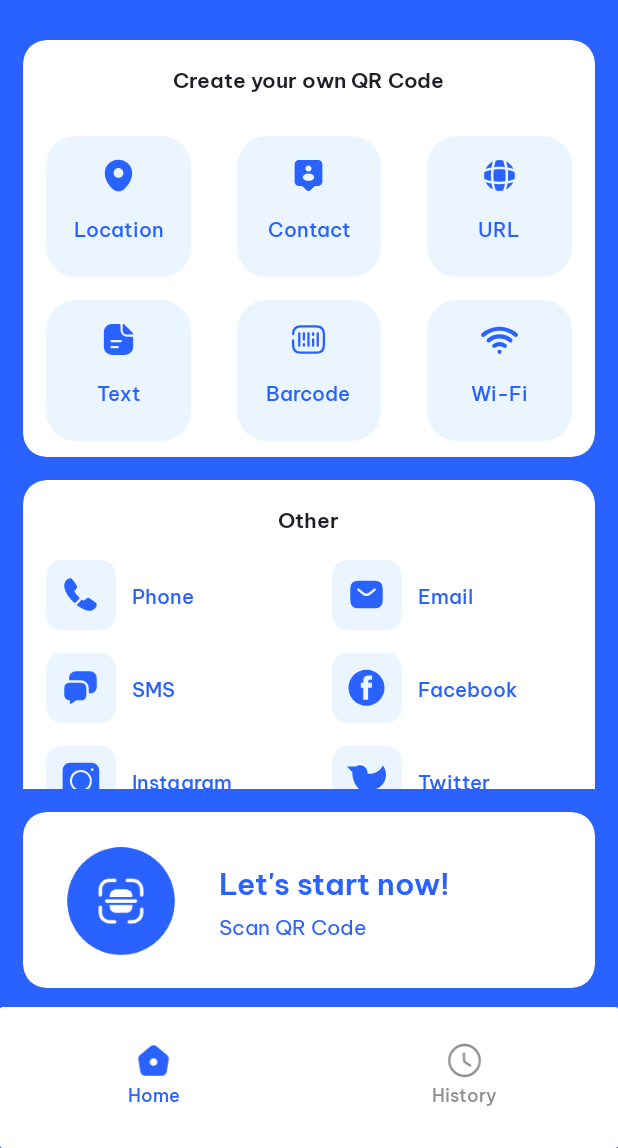
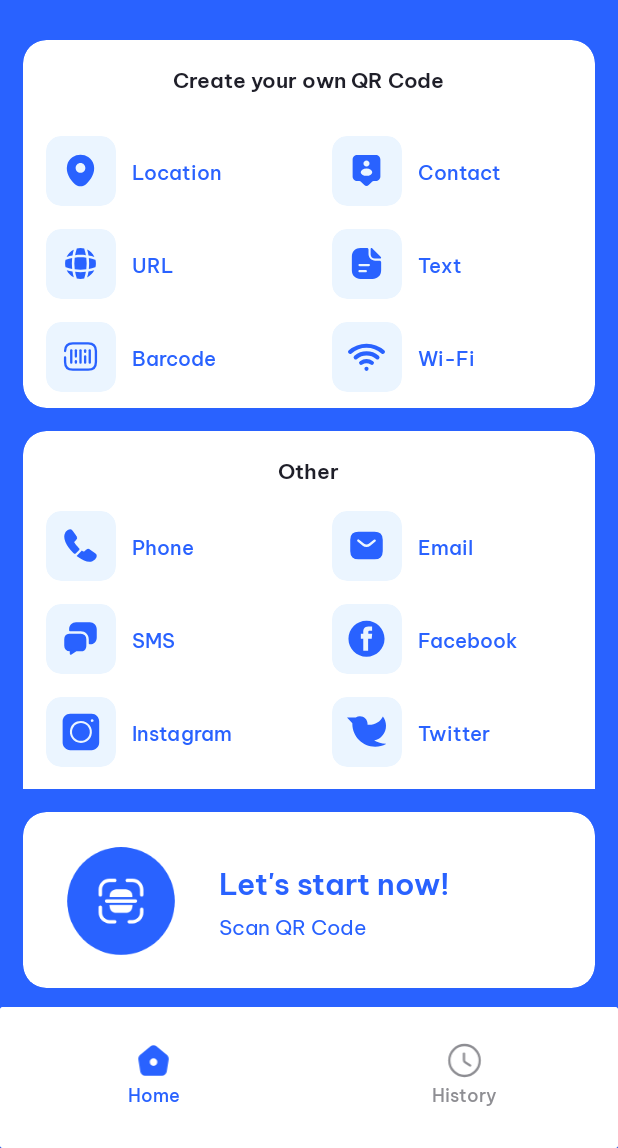
Before and after one commit to NguyenThaiDuong1999/No1_QRScanner, an Android app: the screen it shows after launch (MainNo1Activity), on a phone screen of 412 x 824 dp, the part 88-1236 px from its top. Run offline under Robolectric (Android 15) with nearby library versions, the phone set to English and light mode, and no system bars; our stand-ins replace sdp/ssp sizes; libraries missing offline, so code that uses them is left out: com.google.mlkit.vision.

Commit message:
update 30/06/2025

```diff
--- a/app/src/main/java/com/tkhapp/qrcode/scanqr/barcodescanner/qrscanner/qrgenerator/feature/language/LanguageAdapterNo1.kt
+++ b/app/src/main/java/com/tkhapp/qrcode/scanqr/barcodescanner/qrscanner/qrgenerator/feature/language/LanguageAdapterNo1.kt
@@ -20,7 +20,7 @@ class LanguageAdapterNo1(
             if (item.isCheck) {
                 binding.layoutItem.setBackgroundResource(R.drawable.bg_lang_selected)
                 binding.ivSelect.setImageResource(R.drawable.ic_lang_selected)
-                binding.tvName.setTextColor(Color.parseColor("#FFFFFF"))
+                binding.tvName.setTextColor(Color.parseColor("#2962FF"))
             } else {
                 binding.layoutItem.setBackgroundResource(R.drawable.bg_lang_unselected)
                 binding.ivSelect.setImageResource(R.drawable.ic_lang_unselected)
--- a/app/src/main/java/com/tkhapp/qrcode/scanqr/barcodescanner/qrscanner/qrgenerator/feature/language_start_new/LanguageStartNewAdapterNo1.kt
+++ b/app/src/main/java/com/tkhapp/qrcode/scanqr/barcodescanner/qrscanner/qrgenerator/feature/language_start_new/LanguageStartNewAdapterNo1.kt
@@ -50,7 +50,7 @@ class LanguageStartNewAdapterNo1(
             if (data.isCheck) {
                 binding.layoutItem.setBackgroundResource(R.drawable.bg_lang_selected)
                 binding.ivSelect.setImageResource(R.drawable.ic_lang_selected)
-                binding.tvName.setTextColor(Color.parseColor("#ffffff"))
+                binding.tvName.setTextColor(Color.parseColor("#2962FF"))
             } else {
                 binding.layoutItem.setBackgroundResource(R.drawable.bg_lang_unselected)
                 binding.ivSelect.setImageResource(R.drawable.ic_lang_unselected)
--- a/app/src/main/java/com/tkhapp/qrcode/scanqr/barcodescanner/qrscanner/qrgenerator/feature/main/home/adapter/TypeScanSuggestAdapterNo1.kt
+++ b/app/src/main/java/com/tkhapp/qrcode/scanqr/barcodescanner/qrscanner/qrgenerator/feature/main/home/adapter/TypeScanSuggestAdapterNo1.kt
@@ -20,7 +20,7 @@ class TypeScanSuggestAdapterNo1(
     inner class ViewHolder(private val binding: ItemSuggestTypeScanNo1Binding) : RecyclerView.ViewHolder(binding.root) {
         fun bind(item: TypeScan) {
             binding.apply {
-                layoutContent.setBackgroundColor(Color.parseColor(item.bgColor))
+                layoutContent.setCardBackgroundColor(Color.parseColor(item.bgColor))
                 ivType.setImageResource(item.image)
                 tvTypeName.text = item.name
                 binding.tvTypeName.setTextColor(Color.parseColor(item.colorText))
--- a/app/src/main/java/com/tkhapp/qrcode/scanqr/barcodescanner/qrscanner/qrgenerator/feature/result_scan/ScanResultNo1Activity.kt
+++ b/app/src/main/java/com/tkhapp/qrcode/scanqr/barcodescanner/qrscanner/qrgenerator/feature/result_scan/ScanResultNo1Activity.kt
@@ -723,10 +723,10 @@ class ScanResultNo1Activity : BaseNo1Activity<ActivityScanResultNo1Binding>() {
     }
 
     private fun addListTemplate() {
-        listTemplate.add(TemplateModelNo1(R.drawable.img_template1))
+        listTemplate.add(TemplateModelNo1(R.drawable.img_template7))
         listTemplate.add(TemplateModelNo1(R.drawable.img_template2))
-        listTemplate.add(TemplateModelNo1(R.drawable.img_template3))
-        listTemplate.add(TemplateModelNo1(R.drawable.img_template4))
+        listTemplate.add(TemplateModelNo1(R.drawable.img_template8))
+        listTemplate.add(TemplateModelNo1(R.drawable.img_template5))
     }
 
 
--- /dev/null
+++ b/app/src/main/res/drawable/bg_history_non_select.xml
@@ -0,0 +1,4 @@
+<?xml version="1.0" encoding="utf-8"?>
+<shape xmlns:android="http://schemas.android.com/apk/res/android">
+    <solid android:color="#00FFFFFF"/>
+</shape>
--- a/app/src/main/res/layout/activity_scan_result_no1.xml
+++ b/app/src/main/res/layout/activity_scan_result_no1.xml
@@ -385,6 +385,7 @@
                                 android:layout_width="wrap_content"
                                 android:layout_height="wrap_content"
                                 android:src="@drawable/line_main"
+                                android:visibility="gone"
                                 app:layout_constraintBottom_toBottomOf="@id/tv_stylize_template"
                                 app:layout_constraintStart_toStartOf="parent"
                                 app:layout_constraintTop_toTopOf="@id/tv_stylize_template" />
@@ -453,6 +454,7 @@
                                 android:id="@+id/line"
                                 android:layout_width="wrap_content"
                                 android:layout_height="wrap_content"
+                                android:visibility="gone"
                                 android:src="@drawable/line_main" />
 
                             <TextView
@@ -464,7 +466,7 @@
                                 android:fontFamily="@font/be_vn_pro_regular"
                                 android:text="@string/text"
                                 android:textColor="#8E8E93"
-                                android:textSize="13sp" />
+                                android:textSize="15sp" />
 
                         </LinearLayout>
 
--- a/app/src/main/res/layout/activity_template_no1.xml
+++ b/app/src/main/res/layout/activity_template_no1.xml
@@ -11,7 +11,6 @@
         android:layout_width="match_parent"
         android:layout_height="0dp"
         android:layout_marginTop="@dimen/_30sdp"
-        android:background="@drawable/bg_corner_top_template"
         app:layout_constraintBottom_toBottomOf="parent"
         app:layout_constraintTop_toTopOf="@id/ct_content" />
 
--- a/app/src/main/res/layout/fragment_home_no1.xml
+++ b/app/src/main/res/layout/fragment_home_no1.xml
@@ -130,7 +130,7 @@
                         android:layout_marginBottom="@dimen/_8sdp"
                         android:orientation="vertical"
                         app:layoutManager="androidx.recyclerview.widget.GridLayoutManager"
-                        app:spanCount="3"
+                        app:spanCount="2"
                         tools:listitem="@layout/item_suggest_type_scan_no1" />
 
                 </RelativeLayout>
--- a/app/src/main/res/layout/item_suggest_type_scan_no1.xml
+++ b/app/src/main/res/layout/item_suggest_type_scan_no1.xml
@@ -1,21 +1,24 @@
 <?xml version="1.0" encoding="utf-8"?>
-<androidx.cardview.widget.CardView xmlns:android="http://schemas.android.com/apk/res/android"
+<RelativeLayout xmlns:android="http://schemas.android.com/apk/res/android"
     xmlns:app="http://schemas.android.com/apk/res-auto"
     android:layout_width="match_parent"
     android:layout_height="wrap_content"
-    android:layout_marginHorizontal="@dimen/_12sdp"
-    android:layout_marginTop="@dimen/_12sdp"
-    android:elevation="0dp"
-    app:cardCornerRadius="20dp"
-    app:cardElevation="0dp">
+    android:layout_marginStart="@dimen/_12sdp"
+    android:layout_marginTop="@dimen/_12sdp">
 
     <LinearLayout
-        android:id="@+id/layout_content"
         android:layout_width="match_parent"
         android:layout_height="wrap_content"
-        android:gravity="center"
-        android:orientation="vertical"
-        android:paddingVertical="14dp">
+        android:gravity="center_vertical"
+        android:orientation="horizontal">
+
+        <androidx.cardview.widget.CardView
+            android:id="@+id/layout_content"
+            android:layout_width="@dimen/_36sdp"
+            android:layout_height="@dimen/_36sdp"
+            app:cardCornerRadius="10dp"
+            app:cardElevation="0dp"
+            app:strokeWidth="0dp">
 
             <com.google.android.material.imageview.ShapeableImageView
                 android:id="@+id/iv_type"
@@ -24,18 +27,16 @@
                 android:layout_gravity="center"
                 android:src="@drawable/ic_text" />
 
-        <TextView
+        </androidx.cardview.widget.CardView>
+
+        <com.tkhapp.qrcode.scanqr.barcodescanner.qrscanner.qrgenerator.utils.MovableTextNo1
             android:id="@+id/tv_type_name"
-            android:layout_width="wrap_content"
+            android:layout_width="match_parent"
             android:layout_height="wrap_content"
-            android:layout_marginTop="4dp"
+            android:layout_marginHorizontal="@dimen/_8sdp"
             android:fontFamily="@font/be_vn_pro_medium"
-            android:gravity="center"
-            android:lines="2"
-            android:text="Text"
-            android:textColor="#1F1F29"
+            android:text="@string/text"
+            android:textColor="@color/app_color"
             android:textSize="13sp" />
-
     </LinearLayout>
-
-</androidx.cardview.widget.CardView>
+</RelativeLayout>
--- a/app/src/main/res/layout/item_type_scan_no1.xml
+++ b/app/src/main/res/layout/item_type_scan_no1.xml
@@ -39,7 +39,6 @@
             android:textColor="@color/app_color"
             android:textSize="13sp" />
 
-
         <ImageView
             android:layout_width="wrap_content"
             android:layout_height="wrap_content"
--- a/build.gradle
+++ b/build.gradle
@@ -1,6 +1,6 @@
 plugins {
     id 'com.android.application' version '8.2.0' apply false
-    id 'org.jetbrains.kotlin.android' version '1.9.21' apply false
-    id 'com.google.gms.google-services' version '4.3.15' apply false
-    id 'com.google.firebase.crashlytics' version '2.9.8' apply false
+    id 'org.jetbrains.kotlin.android' version '2.0.0' apply false
+    id 'com.google.gms.google-services' version '4.4.3' apply false
+    id 'com.google.firebase.crashlytics' version '3.0.4' apply false
 }
```
Also changed, not shown: app/build.gradle (+10 -8 lines), app/src/main/java/com/tkhapp/qrcode/scanqr/barcodescanner/qrscanner/qrgenerator/feature/main/history/HistoryNo1Fragment.kt (+5 -4 lines), app/src/main/java/com/tkhapp/qrcode/scanqr/barcodescanner/qrscanner/qrgenerator/feature/template/TemplateNo1Activity.kt (+11 -8 lines), app/src/main/res/drawable/bg_lang_selected.xml (+6 -2 lines), app/src/main/res/drawable/ic_home.xml (+1 -6 lines), app/src/main/res/layout/fragment_history_no1.xml (+14 -4 lines), app/src/main/res/drawable/img_empty.png, app/src/main/res/drawable/img_template4.png (deleted), 16 other files. Lines whose indentation alone changed are shown as unchanged.
